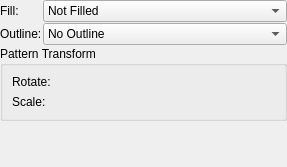
Qt form libs/ui/forms/wdggeometryoptions.ui (KDE/krita) before a commit.
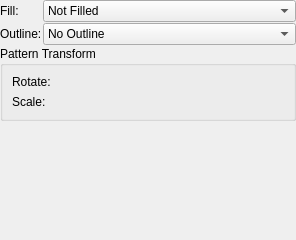
The same form after that commit. Custom widgets are drawn as their Qt base class.

Commit message: Change the WdgGeometryOptions (used by KisToolShape) to use KisAngleSelector

What changed in the file:
```diff
--- a/libs/ui/forms/wdggeometryoptions.ui
+++ b/libs/ui/forms/wdggeometryoptions.ui
@@ -6,8 +6,8 @@
    <rect>
     <x>0</x>
     <y>0</y>
-    <width>287</width>
-    <height>167</height>
+    <width>296</width>
+    <height>240</height>
    </rect>
   </property>
   <property name="windowTitle">
@@ -142,6 +142,12 @@
    <header location="global">kis_slider_spin_box.h</header>
    <container>1</container>
   </customwidget>
+  <customwidget>
+   <class>KisAngleSelector</class>
+   <extends>QWidget</extends>
+   <header location="global">KisAngleSelector.h</header>
+   <container>1</container>
+  </customwidget>
  </customwidgets>
  <resources/>
  <connections/>
```
Left out of the diff: 2 changed lines with no effect on the pictures. The commit also changes 1 other file.
